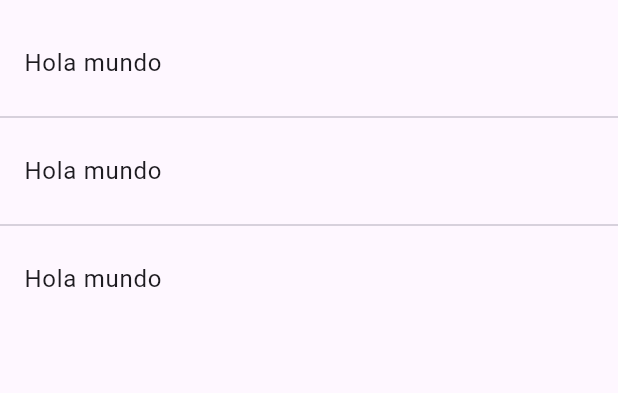
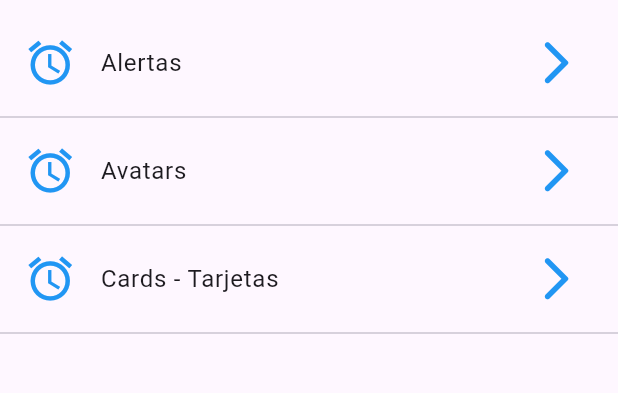
Before and after one commit to FernadoCuatro/Flutter, a Flutter app: the screen it shows after launch, on a phone screen of 412 x 824 dp, the part 63-456 px from its top. Run offline on Flutter 3.47's test engine with Material 3 defaults, Android fonts, the phone set to English and light mode, and no system bars.

```diff
--- a/componentes/lib/src/pages/home_page.dart
+++ b/componentes/lib/src/pages/home_page.dart
@@ -1,4 +1,4 @@
-// ignore_for_file: prefer_const_constructors, use_key_in_widget_constructors, avoid_print
+// ignore_for_file: prefer_const_constructors, use_key_in_widget_constructors, avoid_print, prefer_const_literals_to_create_immutables
 
 import 'package:flutter/material.dart';
 import 'package:componentes/src/providers/menu_provider.dart';
@@ -22,19 +22,59 @@ class HomePage extends StatelessWidget {
     // Llamamos la clase
     // print( menuProvider.opciones );
 
-    return ListView (
-      children: _listarItems(),
+    // Esto es un Future
+    // menuProvider.cargarData()
+    //   .then( (opciones) {
+    //     print( opciones );
+    //   } );
+
+    // return ListView (
+    //   children: _listarItems(),
+    // );
+
+    // Vamos a usar el Future Builder
+    // El Future tiene tres estados 1. Cuando se hace una peticion 2. Cuando se resuelve 3. Cuando da un error
+    return FutureBuilder(
+      // future tiene que estar enlazado a lo que nosotros queremos esperar
+      future: menuProvider.cargarData(),
+
+      // Informacion por defecto miestra no se a resuelto el Future pero es opcional
+      initialData: [],
+
+      // builder Recibe una funcion que tiene como argumento el builder content y un AsyncSnapshot y retorna un Widget Builder
+      // Significa que permite dibujarlo
+      // builder: (  context, snapshot ) {
+      builder: ( BuildContext context, AsyncSnapshot< List<dynamic> > snapshot ) {
+
+        return ListView (
+          children: _listarItems( snapshot.data ),
+        );
+
+      },
     );
+
   }
 
   // Necesitamos que retorne una lista de Widget
-  List<Widget> _listarItems() {
-    return [
-      ListTile( title: Text( 'Hola mundo' ) ),
-      Divider(),
-      ListTile( title: Text( 'Hola mundo' ) ),
-      Divider(),
-      ListTile( title: Text( 'Hola mundo' ) )
-    ];
+  List<Widget> _listarItems( data ) { // List<dynamic> data
+    // dibujamos la lista con los datos que estamos trayendo en la data
+    final List<Widget> opciones = [];
+
+    // ignore: avoid_function_literals_in_foreach_calls
+    data.forEach( (opcion) {
+      final widgetTemp = ListTile(
+        leading: Icon( Icons.access_alarms, color: Colors.blue, size: 35 ),
+        title: Text( opcion['texto'] ),
+        trailing: Icon( Icons.arrow_forward_ios_rounded, color: Colors.blue, size: 35 ),
+        onTap: () {
+
+        },
+      );
+
+      opciones..add(widgetTemp)
+              ..add( Divider() );
+    });
+
+    return opciones;
   }
 }
```
